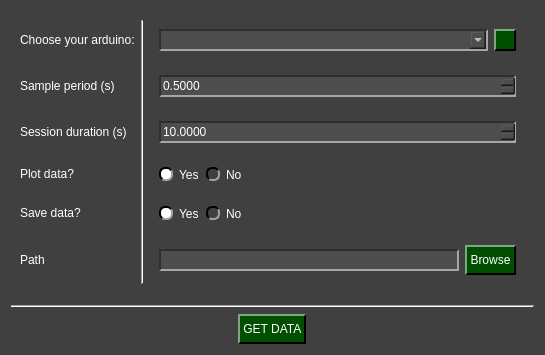
The window that pydaq/uis/PyDAQ_get_data_Arduino_widget.ui (CayoRw/pydaq) describes before a commit, drawn with Qt 5.
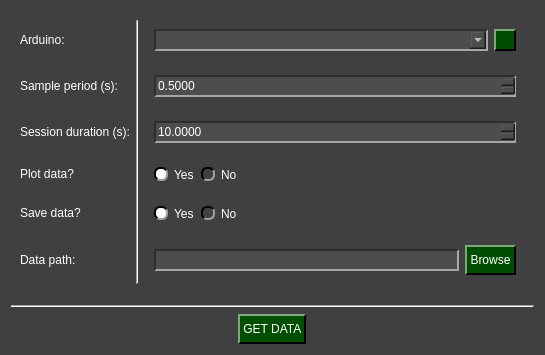
The same window after the commit. Icons and pictures are not drawn.

Diff of the .ui file:
```diff
--- a/pydaq/uis/PyDAQ_get_data_Arduino_widget.ui
+++ b/pydaq/uis/PyDAQ_get_data_Arduino_widget.ui
@@ -254,7 +254,7 @@
          </size>
         </property>
         <property name="text">
-         <string>Choose your arduino:</string>
+         <string>Arduino:</string>
         </property>
        </widget>
       </item>
@@ -362,7 +362,7 @@
          </size>
         </property>
         <property name="text">
-         <string>Sample period (s)</string>
+         <string>Sample period (s):</string>
         </property>
        </widget>
       </item>
@@ -400,7 +400,7 @@
          </size>
         </property>
         <property name="text">
-         <string>Path</string>
+         <string>Data path:</string>
         </property>
        </widget>
       </item>
@@ -463,7 +463,7 @@
          </size>
         </property>
         <property name="text">
-         <string>Session duration (s)</string>
+         <string>Session duration (s):</string>
         </property>
        </widget>
       </item>
```
Left out of the diff: 2 changed lines with no effect on the pictures.
